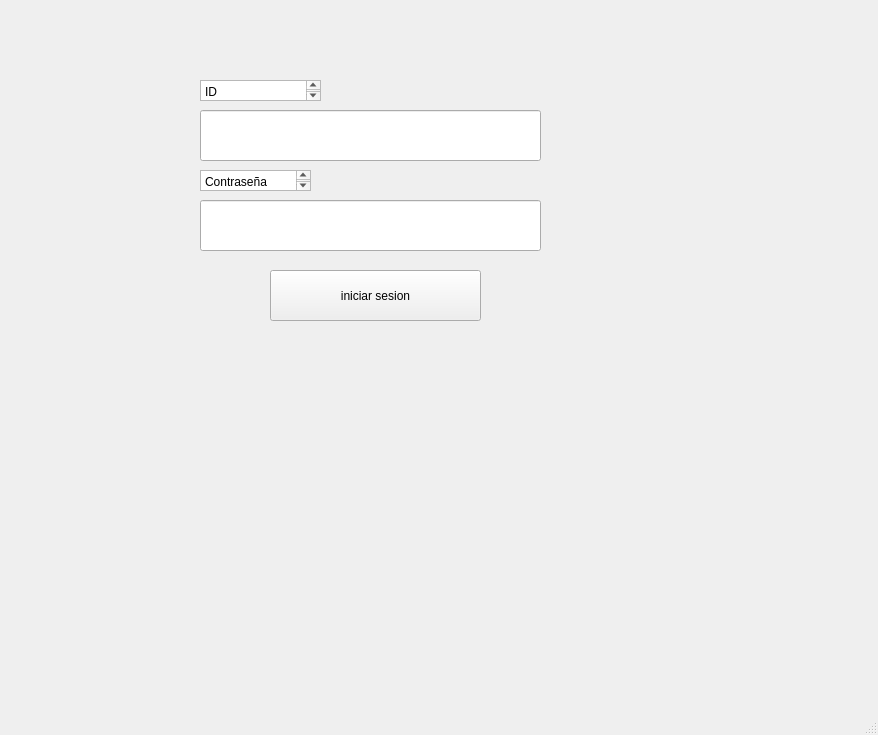
David-alzate/Aplicacion-Restaurante, file ventanaPrincipal.ui: the form before one commit.
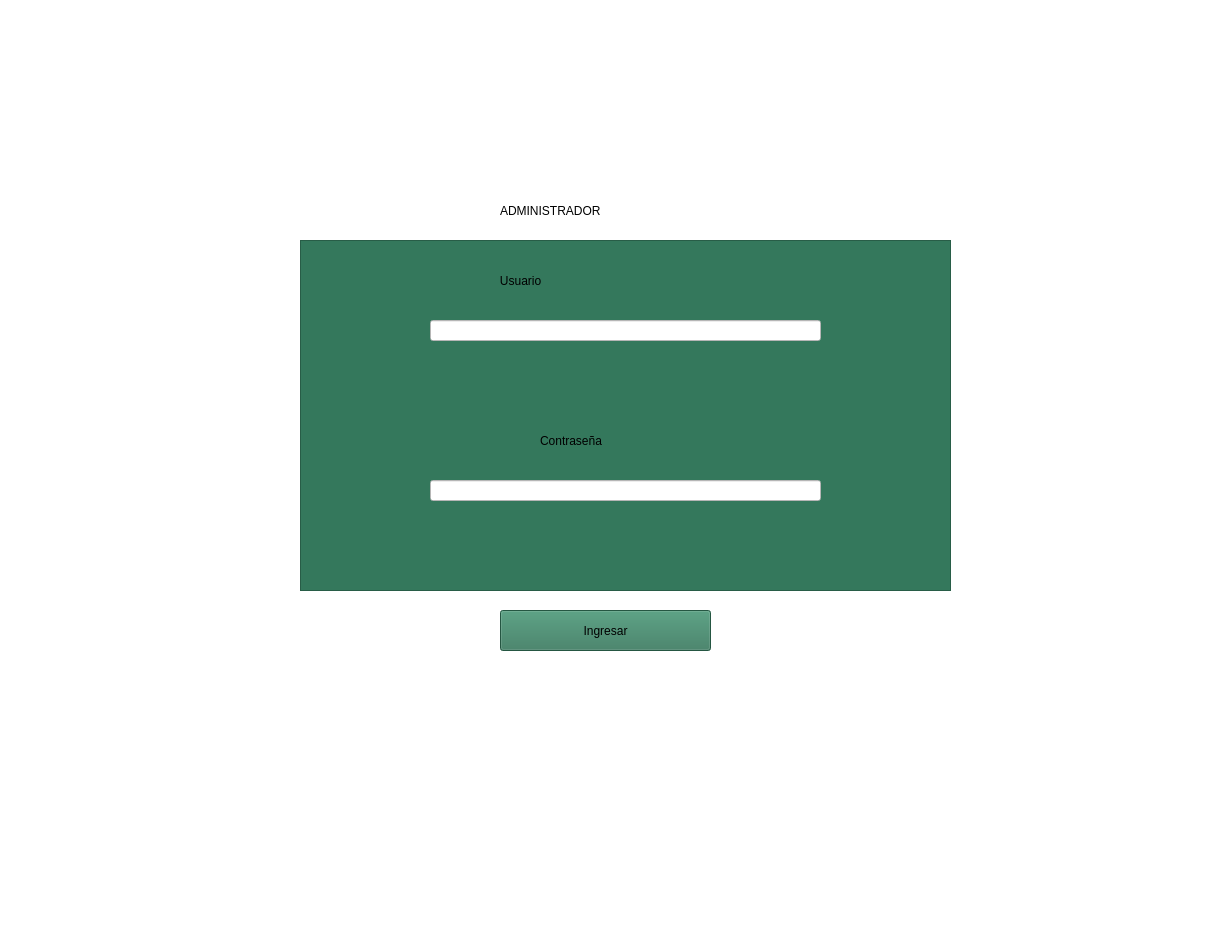
The form after the commit. Icons and pictures are not drawn.

```diff
--- a/ventanaPrincipal.ui
+++ b/ventanaPrincipal.ui
@@ -6,71 +6,157 @@
    <rect>
     <x>0</x>
     <y>0</y>
-    <width>878</width>
-    <height>735</height>
+    <width>1215</width>
+    <height>933</height>
    </rect>
   </property>
   <property name="windowTitle">
    <string>MainWindow</string>
   </property>
+  <property name="styleSheet">
+   <string notr="true">background-color: rgb(255, 255, 255);</string>
+  </property>
+  <property name="layo" stdset="0">
+   <string/>
+  </property>
   <widget class="QWidget" name="centralwidget">
+   <widget class="QFrame" name="frame">
+    <property name="geometry">
+     <rect>
+      <x>300</x>
+      <y>240</y>
+      <width>651</width>
+      <height>351</height>
+     </rect>
+    </property>
+    <property name="minimumSize">
+     <size>
+      <width>0</width>
+      <height>0</height>
+     </size>
+    </property>
+    <property name="styleSheet">
+     <string notr="true">background-color: rgb(52, 120, 92);</string>
+    </property>
+    <property name="frameShape">
+     <enum>QFrame::StyledPanel</enum>
+    </property>
+    <property name="frameShadow">
+     <enum>QFrame::Raised</enum>
+    </property>
+    <widget class="QLineEdit" name="a">
+     <property name="geometry">
+      <rect>
+       <x>130</x>
+       <y>80</y>
+       <width>391</width>
+       <height>21</height>
+      </rect>
+     </property>
+     <property name="styleSheet">
+      <string notr="true">background-color: rgb(255, 255, 255);</string>
+     </property>
+    </widget>
+    <widget class="QLabel" name="label">
+     <property name="geometry">
+      <rect>
+       <x>160</x>
+       <y>10</y>
+       <width>231</width>
+       <height>61</height>
+      </rect>
+     </property>
+     <property name="styleSheet">
+      <string notr="true">font: 87 15pt &quot;Arial Black&quot;;</string>
+     </property>
+     <property name="text">
+      <string>            Usuario</string>
+     </property>
+     <property name="scaledContents">
+      <bool>false</bool>
+     </property>
+    </widget>
+    <widget class="QLabel" name="label_2">
+     <property name="geometry">
+      <rect>
+       <x>240</x>
+       <y>170</y>
+       <width>231</width>
+       <height>61</height>
+      </rect>
+     </property>
+     <property name="styleSheet">
+      <string notr="true">font: 87 15pt &quot;Arial Black&quot;;</string>
+     </property>
+     <property name="text">
+      <string>Contraseña</string>
+     </property>
+    </widget>
+    <widget class="QLineEdit" name="b">
+     <property name="geometry">
+      <rect>
+       <x>130</x>
+       <y>240</y>
+       <width>391</width>
+       <height>21</height>
+      </rect>
+     </property>
+     <property name="styleSheet">
+      <string notr="true">background-color: rgb(255, 255, 255);</string>
+     </property>
+    </widget>
+   </widget>
    <widget class="QPushButton" name="boton">
     <property name="geometry">
      <rect>
-      <x>270</x>
-      <y>270</y>
+      <x>500</x>
+      <y>610</y>
       <width>211</width>
-      <height>51</height>
+      <height>41</height>
      </rect>
     </property>
+    <property name="styleSheet">
+     <string notr="true">background-color: rgb(52, 120, 92);
+font: 87 15pt &quot;Arial Black&quot;;</string>
+    </property>
     <property name="text">
-     <string>iniciar sesion</string>
+     <string>Ingresar</string>
     </property>
    </widget>
-   <widget class="QLineEdit" name="a">
+   <widget class="QLabel" name="label_3">
     <property name="geometry">
      <rect>
-      <x>200</x>
-      <y>110</y>
-      <width>341</width>
-      <height>51</height>
+      <x>500</x>
+      <y>190</y>
+      <width>251</width>
+      <height>41</height>
      </rect>
     </property>
-   </widget>
-   <widget class="QLineEdit" name="b">
-    <property name="geometry">
-     <rect>
-      <x>200</x>
-      <y>200</y>
-      <width>341</width>
-      <height>51</height>
-     </rect>
+    <property name="styleSheet">
+     <string notr="true">font: 87 15pt &quot;Arial Black&quot;;
+background-color: rgb(255, 255, 255);</string>
     </property>
+    <property name="text">
+     <string>ADMINISTRADOR</string>
+    </property>
    </widget>
-   <widget class="QPlainTextEdit" name="plainTextEdit">
+   <widget class="QLabel" name="label_4">
     <property name="geometry">
      <rect>
-      <x>200</x>
+      <x>540</x>
       <y>80</y>
-      <width>121</width>
-      <height>21</height>
+      <width>161</width>
+      <height>101</height>
      </rect>
     </property>
-    <property name="plainText">
-     <string>ID</string>
+    <property name="text">
+     <string/>
     </property>
-   </widget>
-   <widget class="QPlainTextEdit" name="plainTextEdit_2">
-    <property name="geometry">
-     <rect>
-      <x>200</x>
-      <y>170</y>
-      <width>111</width>
-      <height>21</height>
-     </rect>
+    <property name="pixmap">
+     <pixmap>../../Downloads/administrator_3552.png</pixmap>
     </property>
-    <property name="plainText">
-     <string>Contraseña</string>
+    <property name="scaledContents">
+     <bool>true</bool>
     </property>
    </widget>
   </widget>
```
Left out of the diff: 4 changed lines with no effect on the pictures.
